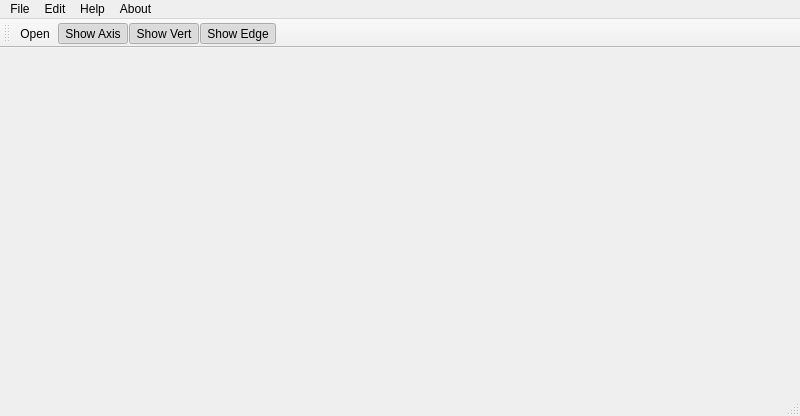
First picture: the form in mainwindow.ui, repository colored-dye/meshlab, before the edit.
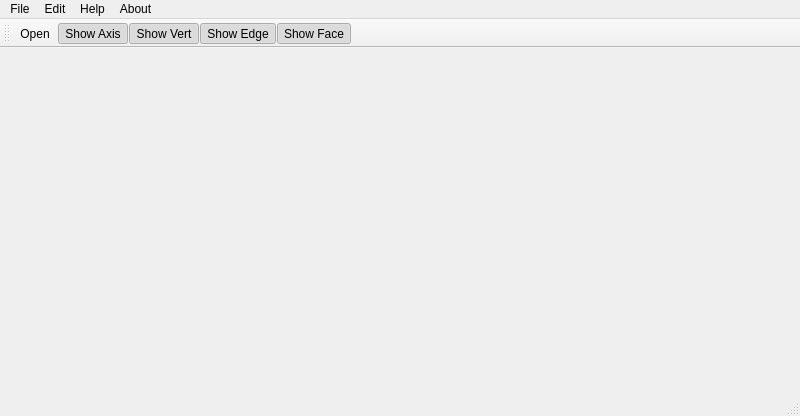
Second picture: the form after the edit. Icons and pictures are not drawn. Custom widgets are drawn as their Qt base class.

```diff
--- a/mainwindow.ui
+++ b/mainwindow.ui
@@ -77,6 +77,7 @@
    <addaction name="actionShow_Axis"/>
    <addaction name="actionShow_Vert"/>
    <addaction name="actionShow_Edge"/>
+   <addaction name="actionShow_Face"/>
   </widget>
   <action name="actionOpen">
    <property name="icon">
@@ -155,6 +156,21 @@
     <string>Ctrl+S</string>
    </property>
   </action>
+  <action name="actionShow_Face">
+   <property name="checkable">
+    <bool>true</bool>
+   </property>
+   <property name="checked">
+    <bool>true</bool>
+   </property>
+   <property name="icon">
+    <iconset>
+     <normaloff>images/face.png</normaloff>images/face.png</iconset>
+   </property>
+   <property name="text">
+    <string>Show Face</string>
+   </property>
+  </action>
  </widget>
  <customwidgets>
   <customwidget>
```
Left out of the diff: 1 changed line with no effect on the pictures.
